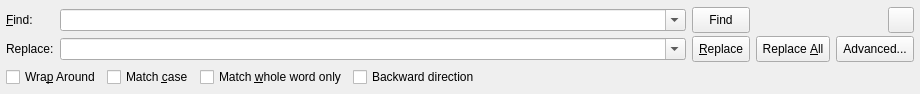
This is src/MainPage/find/findreplacewidget.ui in SantaJiang/NotePeek as Qt 5 draws it before an edit. The edited form follows.
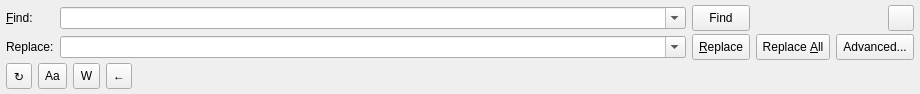
This is the edited form.

Diff of the .ui file:
```diff
--- a/src/MainPage/find/findreplacewidget.ui
+++ b/src/MainPage/find/findreplacewidget.ui
@@ -312,30 +312,66 @@
       <number>6</number>
      </property>
      <item>
-      <widget class="QCheckBox" name="checkBoxWrapAround">
+      <widget class="QToolButton" name="buttonWrapAround">
+       <property name="minimumSize">
+        <size>
+         <width>26</width>
+         <height>26</height>
+        </size>
+       </property>
+       <property name="checkable">
+        <bool>true</bool>
+       </property>
        <property name="text">
-        <string>Wra&amp;p Around</string>
+        <string>↻</string>
        </property>
       </widget>
      </item>
      <item>
-      <widget class="QCheckBox" name="checkBoxMatchCase">
+      <widget class="QToolButton" name="buttonMatchCase">
+       <property name="minimumSize">
+        <size>
+         <width>26</width>
+         <height>26</height>
+        </size>
+       </property>
+       <property name="checkable">
+        <bool>true</bool>
+       </property>
        <property name="text">
-        <string>Match &amp;case</string>
+        <string>Aa</string>
        </property>
       </widget>
      </item>
      <item>
-      <widget class="QCheckBox" name="checkBoxMatchWholeWord">
+      <widget class="QToolButton" name="buttonMatchWholeWord">
+       <property name="minimumSize">
+        <size>
+         <width>26</width>
+         <height>26</height>
+        </size>
+       </property>
+       <property name="checkable">
+        <bool>true</bool>
+       </property>
        <property name="text">
-        <string>Match &amp;whole word only</string>
+        <string>W</string>
        </property>
       </widget>
      </item>
      <item>
-      <widget class="QCheckBox" name="checkBoxBackwardsDirection">
+      <widget class="QToolButton" name="buttonBackwardsDirection">
+       <property name="minimumSize">
+        <size>
+         <width>26</width>
+         <height>26</height>
+        </size>
+       </property>
+       <property name="checkable">
+        <bool>true</bool>
+       </property>
        <property name="text">
-        <string>Backward direction</string>
+        <string>←</string>
        </property>
       </widget>
      </item>
```
